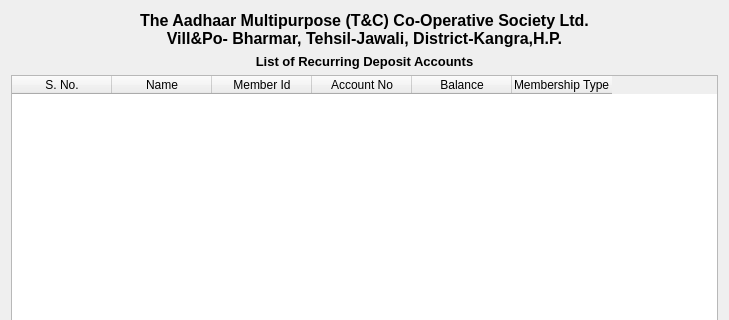
Old version of the form Pages/UI/rdAccountReport.ui in the repository akhilesh26/CSMS; both pictures show x 0 to 729 and y 0 to 320 of the 729 by 577 pixel window.
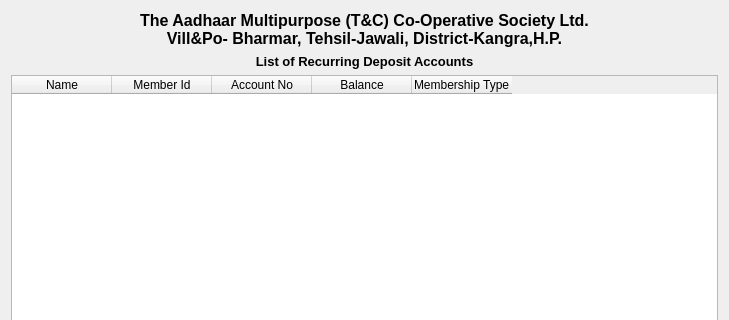
New version of the form.

```diff
--- a/Pages/UI/rdAccountReport.ui
+++ b/Pages/UI/rdAccountReport.ui
@@ -41,11 +41,6 @@
    </item>
    <item>
     <widget class="QTableWidget" name="tableWidget">
-     <column>
-      <property name="text">
-       <string>S. No.</string>
-      </property>
-     </column>
      <column>
       <property name="text">
        <string>Name</string>
```
